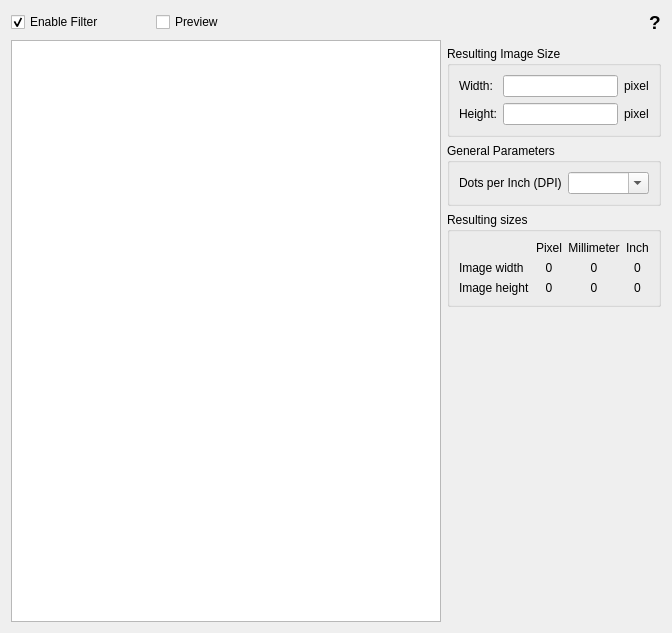
First picture: the form in src/filter/scalewidget.ui, repository rockclimb/yasw-debian, before the edit.
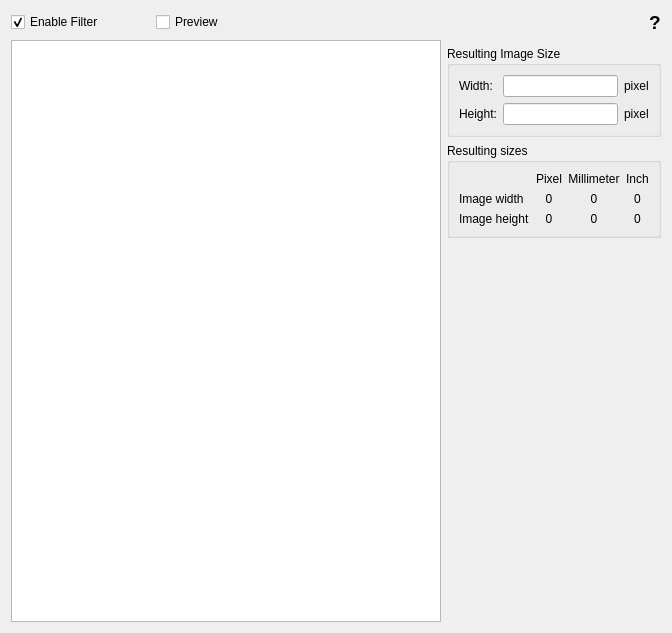
Second picture: the form after the edit. Custom widgets are drawn as their Qt base class.

Diff of the .ui file:
```diff
--- a/src/filter/scalewidget.ui
+++ b/src/filter/scalewidget.ui
@@ -20,7 +20,7 @@
    <string>Form</string>
   </property>
   <layout class="QGridLayout" name="gridLayout_6">
-   <item row="4" column="3" colspan="2">
+   <item row="3" column="3" colspan="2">
     <widget class="QGroupBox" name="groupBox">
      <property name="title">
       <string>Resulting sizes</string>
@@ -214,6 +214,19 @@
      </property>
     </widget>
    </item>
+   <item row="4" column="3">
+    <spacer name="verticalSpacer">
+     <property name="orientation">
+      <enum>Qt::Vertical</enum>
+     </property>
+     <property name="sizeHint" stdset="0">
+      <size>
+       <width>20</width>
+       <height>317</height>
+      </size>
+     </property>
+    </spacer>
+   </item>
    <item row="2" column="3" colspan="2">
     <widget class="QGroupBox" name="groupBox_4">
      <property name="title">
@@ -257,45 +270,6 @@
      </layout>
     </widget>
    </item>
-   <item row="5" column="3">
-    <spacer name="verticalSpacer">
-     <property name="orientation">
-      <enum>Qt::Vertical</enum>
-     </property>
-     <property name="sizeHint" stdset="0">
-      <size>
-       <width>20</width>
-       <height>317</height>
-      </size>
-     </property>
-    </spacer>
-   </item>
-   <item row="3" column="3" colspan="2">
-    <widget class="QGroupBox" name="groupBox_3">
-     <property name="title">
-      <string>General Parameters</string>
-     </property>
-     <layout class="QGridLayout" name="gridLayout_5">
-      <item row="0" column="0">
-       <widget class="QLabel" name="labelUnit_2">
-        <property name="text">
-         <string>Dots per Inch (DPI)</string>
-        </property>
-       </widget>
-      </item>
-      <item row="0" column="1">
-       <widget class="QComboBox" name="dpi">
-        <property name="styleSheet">
-         <string notr="true"/>
-        </property>
-        <property name="editable">
-         <bool>true</bool>
-        </property>
-       </widget>
-      </item>
-     </layout>
-    </widget>
-   </item>
   </layout>
   <zorder>enable</zorder>
   <zorder>preview</zorder>
```
Left out of the diff: 3 changed lines with no effect on the pictures.
